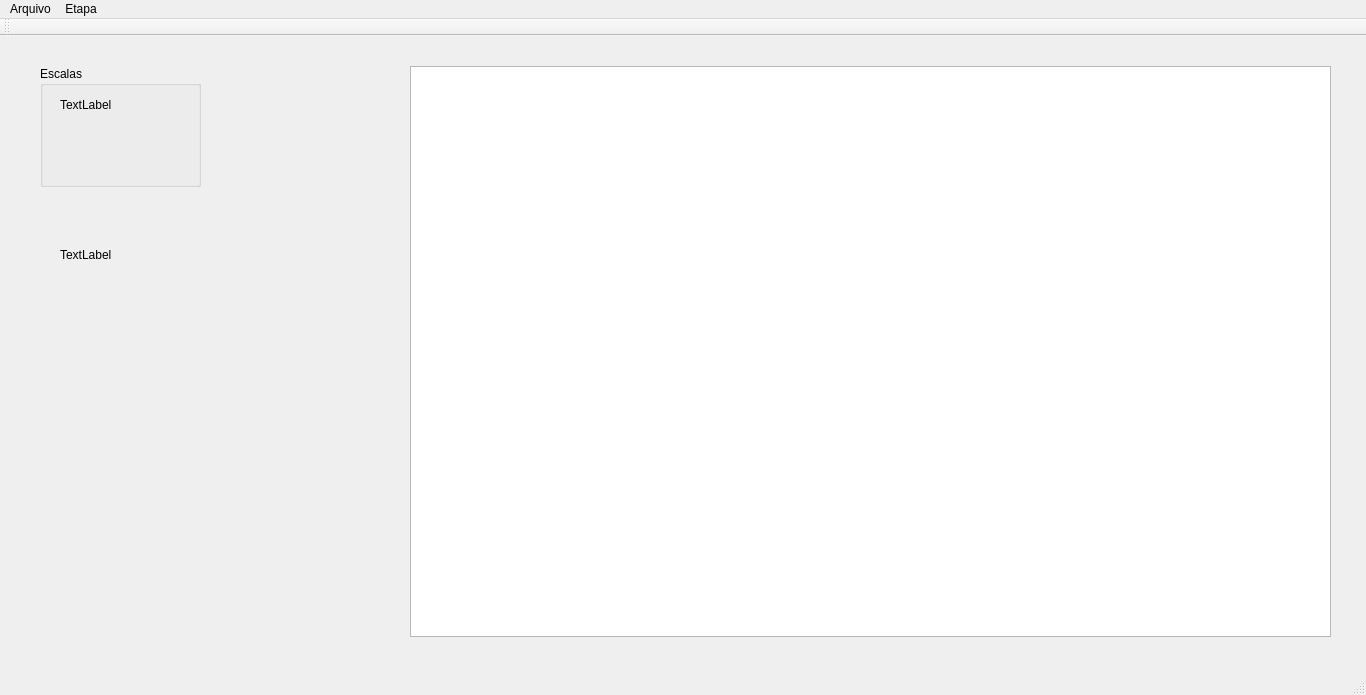
Before: the Qt Designer form Interface/Resources/CalibracaoP.ui in claudinoac/SADAPMAP, drawn with Qt 5.
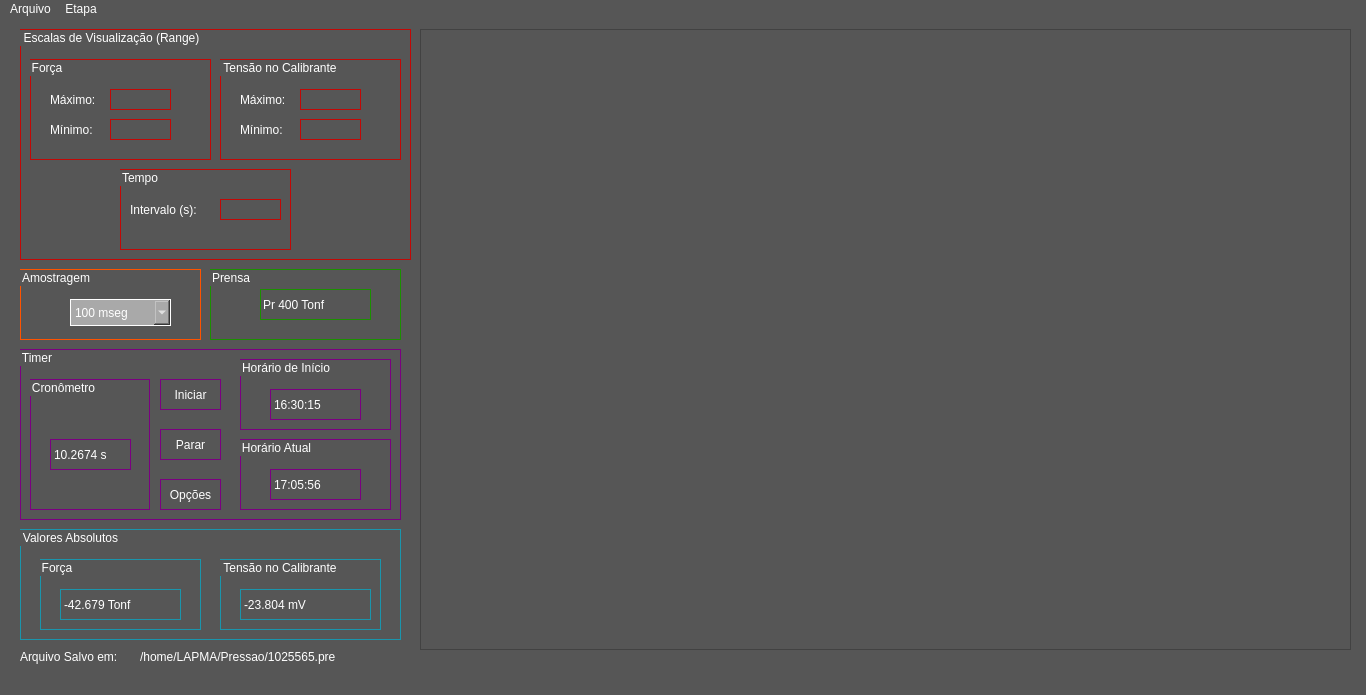
After: the same form once the commit is applied.

Commit message: Construído Esqueleto da Interface - Parte 1: Calibração P

Diff of the .ui file:
```diff
--- a/Interface/Resources/CalibracaoP.ui
+++ b/Interface/Resources/CalibracaoP.ui
@@ -17,29 +17,39 @@
    </size>
   </property>
   <property name="windowTitle">
-   <string>SADAMAP - Análise de Dados </string>
+   <string>SADAMAP - Análise de Dados: Etapa 1 - Calibração de Pressão</string>
+  </property>
+  <property name="styleSheet">
+   <string notr="true">background-color:rgb(86, 86, 86);
+color: rgb(255,255,255);</string>
   </property>
   <widget class="QWidget" name="centralWidget">
    <property name="autoFillBackground">
-    <bool>true</bool>
+    <bool>false</bool>
    </property>
    <widget class="QGraphicsView" name="CentralGraph">
     <property name="geometry">
      <rect>
-      <x>410</x>
-      <y>30</y>
-      <width>921</width>
-      <height>571</height>
+      <x>420</x>
+      <y>10</y>
+      <width>931</width>
+      <height>621</height>
      </rect>
     </property>
+    <property name="sizePolicy">
+     <sizepolicy hsizetype="Fixed" vsizetype="Fixed">
+      <horstretch>0</horstretch>
+      <verstretch>0</verstretch>
+     </sizepolicy>
+    </property>
    </widget>
-   <widget class="QGroupBox" name="groupBox">
+   <widget class="QGroupBox" name="escalaBox">
     <property name="geometry">
      <rect>
-      <x>40</x>
-      <y>30</y>
-      <width>161</width>
-      <height>121</height>
+      <x>20</x>
+      <y>10</y>
+      <width>391</width>
+      <height>231</height>
      </rect>
     </property>
     <property name="toolTip">
@@ -52,10 +62,15 @@
      <string notr="true"/>
     </property>
     <property name="autoFillBackground">
-     <bool>true</bool>
+     <bool>false</bool>
+    </property>
+    <property name="styleSheet">
+     <string notr="true">background-color: rgb(86, 86, 86);
+border:1px solid rgb(194, 8, 6);
+color: rgb(255, 255, 255);</string>
     </property>
     <property name="title">
-     <string>Escalas</string>
+     <string>Escalas de Visualização (Range)</string>
     </property>
     <property name="flat">
      <bool>false</bool>
@@ -63,31 +78,522 @@
     <property name="checkable">
      <bool>false</bool>
     </property>
-    <widget class="QLabel" name="label">
+    <widget class="QGroupBox" name="forcaBox">
+     <property name="geometry">
+      <rect>
+       <x>10</x>
+       <y>30</y>
+       <width>181</width>
+       <height>101</height>
+      </rect>
+     </property>
+     <property name="title">
+      <string>Força</string>
+     </property>
+     <widget class="QLineEdit" name="f_max">
+      <property name="geometry">
+       <rect>
+        <x>80</x>
+        <y>30</y>
+        <width>61</width>
+        <height>21</height>
+       </rect>
+      </property>
+     </widget>
+     <widget class="QLabel" name="f_max_label">
+      <property name="geometry">
+       <rect>
+        <x>20</x>
+        <y>30</y>
+        <width>57</width>
+        <height>21</height>
+       </rect>
+      </property>
+      <property name="styleSheet">
+       <string notr="true">border: rgb(255,255,255)</string>
+      </property>
+      <property name="text">
+       <string>Máximo:</string>
+      </property>
+     </widget>
+     <widget class="QLabel" name="f_min_label">
+      <property name="geometry">
+       <rect>
+        <x>20</x>
+        <y>60</y>
+        <width>57</width>
+        <height>21</height>
+       </rect>
+      </property>
+      <property name="styleSheet">
+       <string notr="true">border:rgb(255,255,255)</string>
+      </property>
+      <property name="text">
+       <string>Mínimo:</string>
+      </property>
+     </widget>
+     <widget class="QLineEdit" name="f_min">
+      <property name="geometry">
+       <rect>
+        <x>80</x>
+        <y>60</y>
+        <width>61</width>
+        <height>21</height>
+       </rect>
+      </property>
+     </widget>
+    </widget>
+    <widget class="QGroupBox" name="pressaoBox">
+     <property name="geometry">
+      <rect>
+       <x>200</x>
+       <y>30</y>
+       <width>181</width>
+       <height>101</height>
+      </rect>
+     </property>
+     <property name="title">
+      <string>Tensão no Calibrante</string>
+     </property>
+     <widget class="QLineEdit" name="p_max">
+      <property name="geometry">
+       <rect>
+        <x>80</x>
+        <y>30</y>
+        <width>61</width>
+        <height>21</height>
+       </rect>
+      </property>
+     </widget>
+     <widget class="QLabel" name="p_max_label">
+      <property name="geometry">
+       <rect>
+        <x>20</x>
+        <y>30</y>
+        <width>57</width>
+        <height>21</height>
+       </rect>
+      </property>
+      <property name="styleSheet">
+       <string notr="true">border: rgb(255,255,255)</string>
+      </property>
+      <property name="text">
+       <string>Máximo:</string>
+      </property>
+     </widget>
+     <widget class="QLabel" name="p_min_label">
+      <property name="geometry">
+       <rect>
+        <x>20</x>
+        <y>60</y>
+        <width>57</width>
+        <height>21</height>
+       </rect>
+      </property>
+      <property name="styleSheet">
+       <string notr="true">border: rgb(255,255,255)</string>
+      </property>
+      <property name="text">
+       <string>Mínimo:</string>
+      </property>
+     </widget>
+     <widget class="QLineEdit" name="p_min">
+      <property name="geometry">
+       <rect>
+        <x>80</x>
+        <y>60</y>
+        <width>61</width>
+        <height>21</height>
+       </rect>
+      </property>
+     </widget>
+    </widget>
+    <widget class="QGroupBox" name="forcaBox_2">
+     <property name="geometry">
+      <rect>
+       <x>100</x>
+       <y>140</y>
+       <width>171</width>
+       <height>81</height>
+      </rect>
+     </property>
+     <property name="title">
+      <string>Tempo</string>
+     </property>
+     <widget class="QLineEdit" name="f_max_2">
+      <property name="geometry">
+       <rect>
+        <x>100</x>
+        <y>30</y>
+        <width>61</width>
+        <height>21</height>
+       </rect>
+      </property>
+     </widget>
+     <widget class="QLabel" name="f_max_label_2">
+      <property name="geometry">
+       <rect>
+        <x>10</x>
+        <y>30</y>
+        <width>81</width>
+        <height>21</height>
+       </rect>
+      </property>
+      <property name="styleSheet">
+       <string notr="true">border: rgb(255,255,255)</string>
+      </property>
+      <property name="text">
+       <string>Intervalo (s):</string>
+      </property>
+     </widget>
+    </widget>
+   </widget>
+   <widget class="QGroupBox" name="amostragemBox">
+    <property name="geometry">
+     <rect>
+      <x>20</x>
+      <y>250</y>
+      <width>181</width>
+      <height>71</height>
+     </rect>
+    </property>
+    <property name="styleSheet">
+     <string notr="true">border:1px solid rgb(255, 83, 0);
+color: rgb(255,255,255);</string>
+    </property>
+    <property name="title">
+     <string>Amostragem</string>
+    </property>
+    <widget class="QComboBox" name="amostragemCBox">
+     <property name="geometry">
+      <rect>
+       <x>50</x>
+       <y>30</y>
+       <width>101</width>
+       <height>27</height>
+      </rect>
+     </property>
+     <property name="styleSheet">
+      <string notr="true">border-color: rgb(255,255,255);
+background-color: rgb(169, 169, 169);
+</string>
+     </property>
+     <item>
+      <property name="text">
+       <string>100 mseg</string>
+      </property>
+     </item>
+     <item>
+      <property name="text">
+       <string>200 mseg</string>
+      </property>
+     </item>
+     <item>
+      <property name="text">
+       <string>500 mseg</string>
+      </property>
+     </item>
+     <item>
+      <property name="text">
+       <string>1 seg</string>
+      </property>
+     </item>
+     <item>
+      <property name="text">
+       <string>1.5 seg</string>
+      </property>
+     </item>
+     <item>
+      <property name="text">
+       <string>2 seg</string>
+      </property>
+     </item>
+     <item>
+      <property name="text">
+       <string>2.5 seg</string>
+      </property>
+     </item>
+     <item>
+      <property name="text">
+       <string>5 seg</string>
+      </property>
+     </item>
+     <item>
+      <property name="text">
+       <string>10 seg</string>
+      </property>
+     </item>
+    </widget>
+   </widget>
+   <widget class="QGroupBox" name="cronometroBox">
+    <property name="geometry">
+     <rect>
+      <x>20</x>
+      <y>330</y>
+      <width>381</width>
+      <height>171</height>
+     </rect>
+    </property>
+    <property name="styleSheet">
+     <string notr="true">border:1px solid rgb(123, 0, 129);</string>
+    </property>
+    <property name="title">
+     <string>Timer</string>
+    </property>
+    <widget class="QPushButton" name="timerButton">
+     <property name="geometry">
+      <rect>
+       <x>140</x>
+       <y>130</y>
+       <width>61</width>
+       <height>31</height>
+      </rect>
+     </property>
+     <property name="text">
+      <string>Opções</string>
+     </property>
+    </widget>
+    <widget class="QPushButton" name="stopTimerButton">
+     <property name="geometry">
+      <rect>
+       <x>140</x>
+       <y>30</y>
+       <width>61</width>
+       <height>31</height>
+      </rect>
+     </property>
+     <property name="text">
+      <string>Iniciar</string>
+     </property>
+    </widget>
+    <widget class="QGroupBox" name="groupBox_2">
+     <property name="geometry">
+      <rect>
+       <x>10</x>
+       <y>30</y>
+       <width>120</width>
+       <height>131</height>
+      </rect>
+     </property>
+     <property name="title">
+      <string>Cronômetro</string>
+     </property>
+     <widget class="QLabel" name="cronometroLabel">
+      <property name="geometry">
+       <rect>
+        <x>20</x>
+        <y>60</y>
+        <width>81</width>
+        <height>31</height>
+       </rect>
+      </property>
+      <property name="text">
+       <string>10.2674 s</string>
+      </property>
+     </widget>
+    </widget>
+    <widget class="QGroupBox" name="groupBox_3">
+     <property name="geometry">
+      <rect>
+       <x>220</x>
+       <y>10</y>
+       <width>151</width>
+       <height>71</height>
+      </rect>
+     </property>
+     <property name="title">
+      <string>Horário de Início</string>
+     </property>
+     <widget class="QLabel" name="label">
+      <property name="geometry">
+       <rect>
+        <x>30</x>
+        <y>30</y>
+        <width>91</width>
+        <height>31</height>
+       </rect>
+      </property>
+      <property name="styleSheet">
+       <string notr="true">font: 14pt &quot;Noto Serif&quot;;</string>
+      </property>
+      <property name="text">
+       <string>16:30:15</string>
+      </property>
+     </widget>
+    </widget>
+    <widget class="QGroupBox" name="groupBox_4">
+     <property name="geometry">
+      <rect>
+       <x>220</x>
+       <y>90</y>
+       <width>151</width>
+       <height>71</height>
+      </rect>
+     </property>
+     <property name="title">
+      <string>Horário Atual</string>
+     </property>
+     <widget class="QLabel" name="label_2">
+      <property name="geometry">
+       <rect>
+        <x>30</x>
+        <y>30</y>
+        <width>91</width>
+        <height>31</height>
+       </rect>
+      </property>
+      <property name="styleSheet">
+       <string notr="true">font: 14pt &quot;Noto Serif&quot;;</string>
+      </property>
+      <property name="text">
+       <string>17:05:56</string>
+      </property>
+     </widget>
+    </widget>
+    <widget class="QPushButton" name="stopTimerButton_2">
+     <property name="geometry">
+      <rect>
+       <x>140</x>
+       <y>80</y>
+       <width>61</width>
+       <height>31</height>
+      </rect>
+     </property>
+     <property name="text">
+      <string>Parar</string>
+     </property>
+    </widget>
+   </widget>
+   <widget class="QGroupBox" name="groupBox">
+    <property name="geometry">
+     <rect>
+      <x>210</x>
+      <y>250</y>
+      <width>191</width>
+      <height>71</height>
+     </rect>
+    </property>
+    <property name="styleSheet">
+     <string notr="true">border: 1px solid rgb(27, 144, 0);</string>
+    </property>
+    <property name="title">
+     <string>Prensa</string>
+    </property>
+    <widget class="QLineEdit" name="lineEdit">
+     <property name="geometry">
+      <rect>
+       <x>50</x>
+       <y>20</y>
+       <width>111</width>
+       <height>31</height>
+      </rect>
+     </property>
+     <property name="styleSheet">
+      <string notr="true">font: 12pt &quot;Noto Serif&quot;;</string>
+     </property>
+     <property name="text">
+      <string>Pr 400 Tonf</string>
+     </property>
+    </widget>
+   </widget>
+   <widget class="QGroupBox" name="groupBox_5">
+    <property name="geometry">
+     <rect>
+      <x>20</x>
+      <y>510</y>
+      <width>381</width>
+      <height>111</height>
+     </rect>
+    </property>
+    <property name="styleSheet">
+     <string notr="true">border: 1px solid rgb(26, 149, 172)</string>
+    </property>
+    <property name="title">
+     <string>Valores Absolutos</string>
+    </property>
+    <widget class="QGroupBox" name="groupBox_6">
      <property name="geometry">
       <rect>
        <x>20</x>
        <y>30</y>
-       <width>57</width>
-       <height>17</height>
+       <width>161</width>
+       <height>71</height>
       </rect>
      </property>
-     <property name="text">
-      <string>TextLabel</string>
+     <property name="title">
+      <string>Força</string>
      </property>
+     <widget class="QLabel" name="forcaLabel">
+      <property name="geometry">
+       <rect>
+        <x>20</x>
+        <y>30</y>
+        <width>121</width>
+        <height>31</height>
+       </rect>
+      </property>
+      <property name="styleSheet">
+       <string notr="true">font: 14pt &quot;Noto Serif&quot;;</string>
+      </property>
+      <property name="text">
+       <string>-42.679 Tonf</string>
+      </property>
+     </widget>
     </widget>
+    <widget class="QGroupBox" name="groupBox_7">
+     <property name="geometry">
+      <rect>
+       <x>200</x>
+       <y>30</y>
+       <width>161</width>
+       <height>71</height>
+      </rect>
+     </property>
+     <property name="title">
+      <string>Tensão no Calibrante</string>
+     </property>
+     <widget class="QLabel" name="calibranteLabel">
+      <property name="geometry">
+       <rect>
+        <x>20</x>
+        <y>30</y>
+        <width>131</width>
+        <height>31</height>
+       </rect>
+      </property>
+      <property name="styleSheet">
+       <string notr="true">font: 14pt &quot;Noto Serif&quot;;</string>
+      </property>
+      <property name="text">
+       <string>-23.804 mV</string>
+      </property>
+     </widget>
+    </widget>
    </widget>
    <widget class="QLabel" name="ForceDisp">
     <property name="geometry">
      <rect>
-      <x>60</x>
-      <y>210</y>
-      <width>57</width>
-      <height>17</height>
+      <x>20</x>
+      <y>630</y>
+      <width>111</width>
+      <height>16</height>
      </rect>
     </property>
     <property name="text">
-     <string>TextLabel</string>
+     <string>Arquivo Salvo em:</string>
+    </property>
+   </widget>
+   <widget class="QLabel" name="label_6">
+    <property name="geometry">
+     <rect>
+      <x>140</x>
+      <y>630</y>
+      <width>241</width>
+      <height>16</height>
+     </rect>
+    </property>
+    <property name="text">
+     <string>/home/LAPMA/Pressao/1025565.pre</string>
     </property>
    </widget>
   </widget>
@@ -119,14 +625,6 @@
    <addaction name="Menuzinho"/>
    <addaction name="menuEtapa"/>
   </widget>
-  <widget class="QToolBar" name="mainToolBar">
-   <attribute name="toolBarArea">
-    <enum>TopToolBarArea</enum>
-   </attribute>
-   <attribute name="toolBarBreak">
-    <bool>false</bool>
-   </attribute>
-  </widget>
   <widget class="QStatusBar" name="statusBar"/>
   <action name="actionCalibra_o_P">
    <property name="text">
```
Left out of the diff: 5 changed lines with no effect on the pictures. The commit also changes 5 other files.
